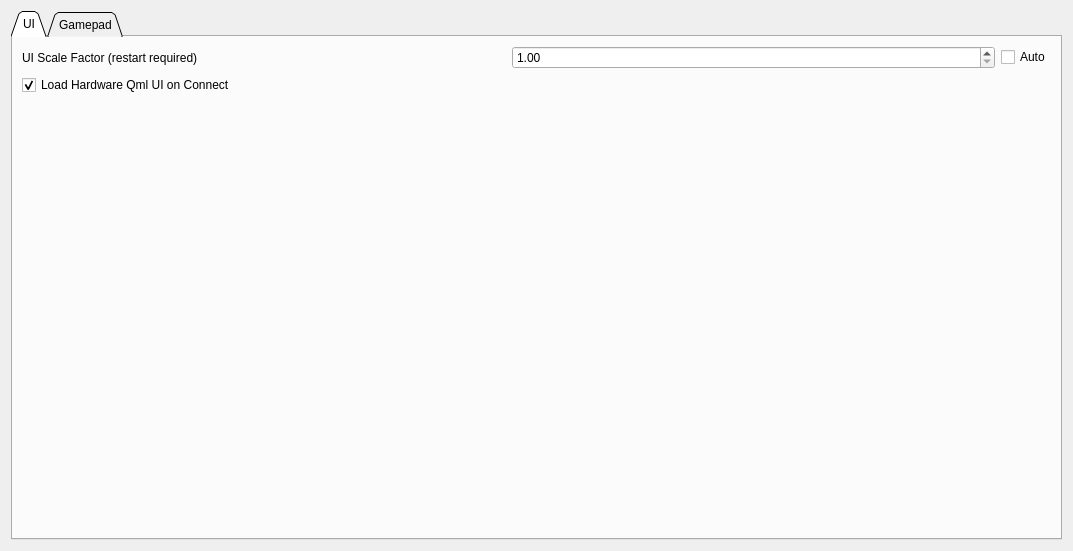
This is pages/pagesettings.ui in vedderb/vesc_tool as Qt 5 draws it before an edit. The edited form follows.
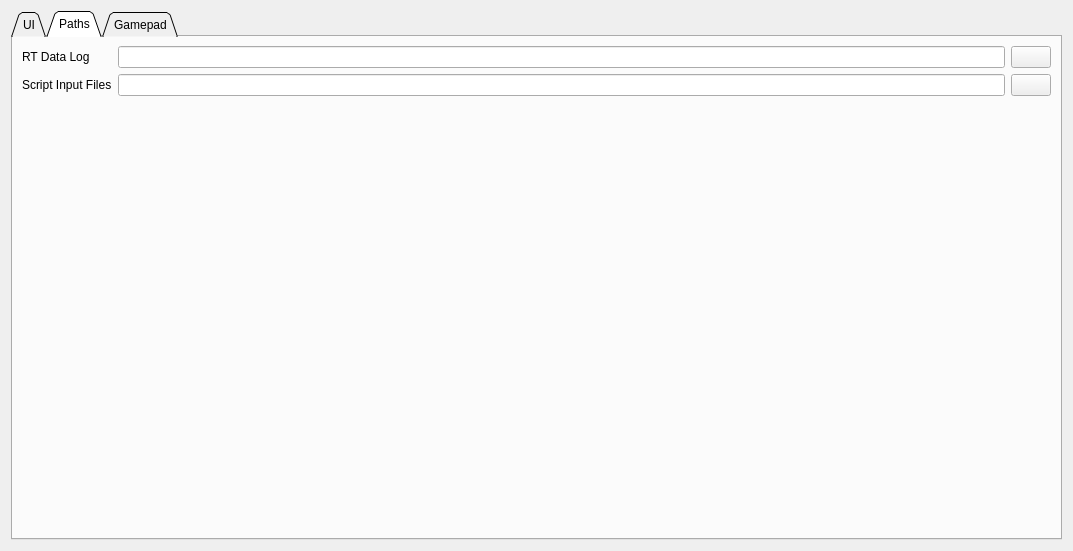
This is the edited form. The open tabs and pages were chosen to show the change. Icons and pictures are not drawn. Custom widgets are drawn as their Qt base class.

Commit message: Organized log paths

The edit to the form file:
```diff
--- a/pages/pagesettings.ui
+++ b/pages/pagesettings.ui
@@ -95,6 +95,86 @@
        </item>
       </layout>
      </widget>
+     <widget class="QWidget" name="tab_3">
+      <attribute name="title">
+       <string>Paths</string>
+      </attribute>
+      <layout class="QVBoxLayout" name="verticalLayout_3">
+       <item>
+        <layout class="QGridLayout" name="gridLayout_4">
+         <item row="0" column="0">
+          <widget class="QLabel" name="label_6">
+           <property name="text">
+            <string>RT Data Log</string>
+           </property>
+          </widget>
+         </item>
+         <item row="0" column="1">
+          <widget class="QLineEdit" name="pathRtLogEdit">
+           <property name="text">
+            <string/>
+           </property>
+          </widget>
+         </item>
+         <item row="0" column="2">
+          <widget class="QPushButton" name="pathRtLogChooseButton">
+           <property name="toolTip">
+            <string>Choose output directory</string>
+           </property>
+           <property name="text">
+            <string/>
+           </property>
+           <property name="icon">
+            <iconset resource="../res.qrc">
+             <normaloff>:/res/icons/Open Folder-96.png</normaloff>:/res/icons/Open Folder-96.png</iconset>
+           </property>
+          </widget>
+         </item>
+         <item row="1" column="0">
+          <widget class="QLabel" name="label_7">
+           <property name="text">
+            <string>Script Input Files</string>
+           </property>
+          </widget>
+         </item>
+         <item row="1" column="1">
+          <widget class="QLineEdit" name="pathScriptInputEdit">
+           <property name="text">
+            <string/>
+           </property>
+          </widget>
+         </item>
+         <item row="1" column="2">
+          <widget class="QPushButton" name="pathScriptInputChooseButton">
+           <property name="toolTip">
+            <string>Choose output directory</string>
+           </property>
+           <property name="text">
+            <string/>
+           </property>
+           <property name="icon">
+            <iconset resource="../res.qrc">
+             <normaloff>:/res/icons/Open Folder-96.png</normaloff>:/res/icons/Open Folder-96.png</iconset>
+           </property>
+          </widget>
+         </item>
+        </layout>
+       </item>
+       <item>
+        <spacer name="verticalSpacer_4">
+         <property name="orientation">
+          <enum>Qt::Vertical</enum>
+         </property>
+         <property name="sizeHint" stdset="0">
+          <size>
+           <width>20</width>
+           <height>417</height>
+          </size>
+         </property>
+        </spacer>
+       </item>
+      </layout>
+     </widget>
      <widget class="QWidget" name="tab_2">
       <attribute name="title">
        <string>Gamepad</string>
```
The commit also changes 9 other files.
